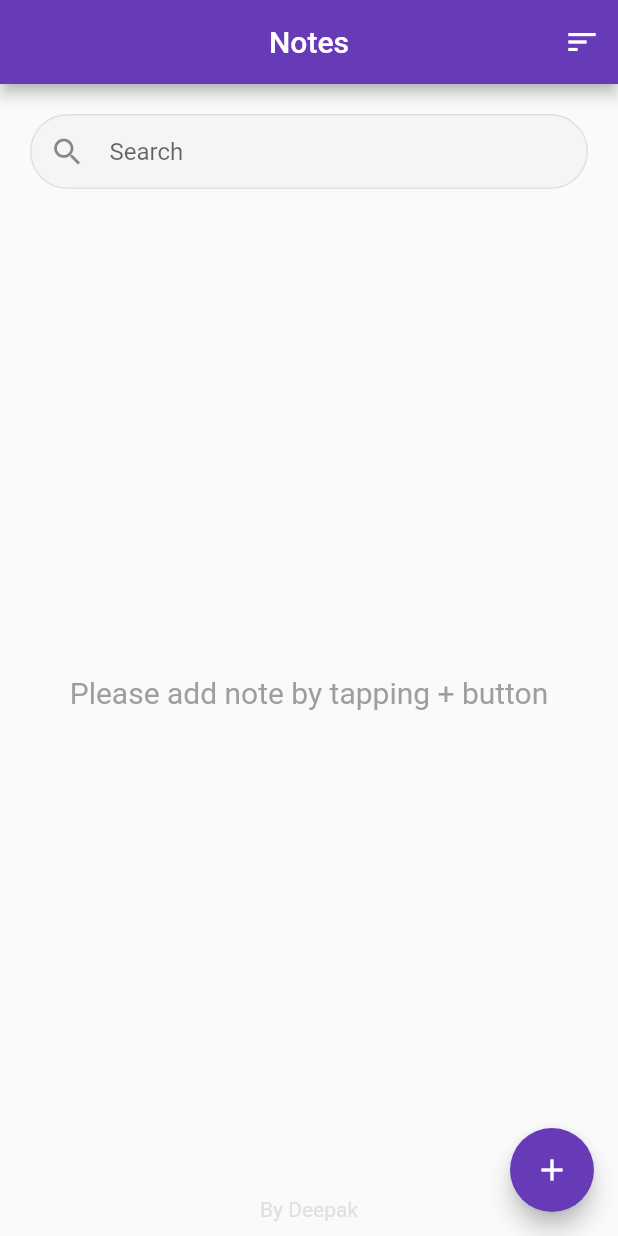
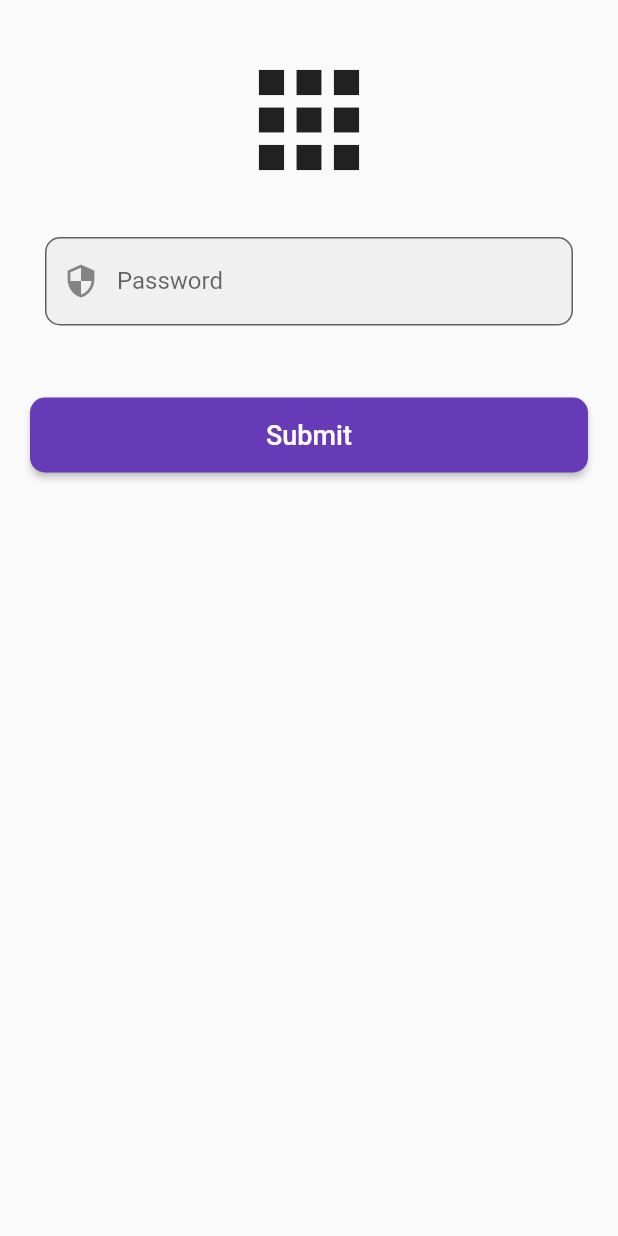
Before and after one commit to deepak945516/Notepad_Flutter, a Flutter app: the screen it shows after launch, on a phone screen of 412 x 824 dp. Run offline on Flutter 3.47's test engine with Material 2 defaults, Android fonts, the phone set to English and light mode, and no system bars; our stand-ins replace fluttertoast, shared_preferences, sqflite; accounts and stored records are empty.

Commit message:
Ishika requirement, lock screen added

```diff
--- a/two_note/lib/main.dart
+++ b/two_note/lib/main.dart
@@ -1,8 +1,15 @@
 import 'package:flutter/material.dart';
 import 'package:flutter/services.dart';
+import 'package:two_note/common/shared_pref.dart';
+import 'package:two_note/ui/screens/lock_screen.dart';
 import 'package:two_note/ui/screens/notes.dart';
 
-void main() {
+String storedPassword = "";
+bool isPasswordValidated = false;
+
+void main() async {
+  WidgetsFlutterBinding.ensureInitialized();
+  storedPassword = await PreferenceData.getStringData("password");
   SystemChrome.setSystemUIOverlayStyle(SystemUiOverlayStyle(
     statusBarColor: Colors.transparent,
   ));
@@ -20,7 +27,7 @@ class MyApp extends StatelessWidget {
       theme: ThemeData(
         primaryColor: Colors.deepPurple,
       ),
-      home: Notes(),
+      home: isPasswordValidated ? Notes() : LockScreen(),
     );
   }
 }
--- /dev/null
+++ b/two_note/lib/ui/screens/lock_screen.dart
@@ -0,0 +1,95 @@
+import 'package:flutter/material.dart';
+import 'package:two_note/main.dart';
+
+class LockScreen extends StatefulWidget {
+  @override
+  _LockScreenState createState() => _LockScreenState();
+}
+
+class _LockScreenState extends State<LockScreen> {
+  var onTapRecognizer;
+  TextEditingController _passwordController = TextEditingController();
+  final _formKey = GlobalKey<FormState>();
+
+  @override
+  Widget build(BuildContext context) {
+    return Scaffold(
+      body: ListView(
+        children: [
+          SizedBox(height: 30),
+          // Logo
+          Center(
+            child: Icon(
+              Icons.apps,
+              size: 100,
+            ),
+          ),
+          SizedBox(height: 20),
+
+          Form(
+            key: _formKey,
+            child: Padding(
+              padding: EdgeInsets.symmetric(vertical: 8.0, horizontal: 30),
+              child: TextFormField(
+                controller: _passwordController,
+                //keyboardType: TextInputType.number,
+                textCapitalization: TextCapitalization.none,
+                textInputAction: TextInputAction.done,
+                autocorrect: false,
+                decoration: InputDecoration(
+                  //fillColor: AppColors.sBg,
+                  filled: true,
+                  prefixIcon: Icon(Icons.security_outlined),
+                  labelText: "Password",
+                  hintText: "Enter your password",
+                  border: OutlineInputBorder(
+                    borderRadius: BorderRadius.circular(
+                      10,
+                    ),
+                  ),
+                ),
+                validator: (password) {
+                  print("Password $password");
+                  print("SPass: $storedPassword");
+                  return password == storedPassword || storedPassword == null
+                      ? null
+                      : "Incorrect password, please try again!";
+                },
+              ),
+            ),
+          ),
+          SizedBox(
+            height: 20,
+          ),
+          // Verify Button
+          Container(
+            margin: EdgeInsets.all(20),
+            child: MaterialButton(
+              color: Theme.of(context).primaryColor,
+              textColor: Colors.white,
+              minWidth: double.infinity,
+              height: 50,
+              shape: RoundedRectangleBorder(
+                borderRadius: BorderRadius.circular(
+                  10,
+                ),
+              ),
+              child: Text(
+                "Submit",
+                style: TextStyle(
+                  fontSize: 18,
+                ),
+              ),
+              onPressed: () {
+                if (_formKey.currentState.validate()) {
+                  isPasswordValidated = true;
+                  main();
+                }
+              },
+            ),
+          ),
+        ],
+      ),
+    );
+  }
+}
--- a/two_note/pubspec.yaml
+++ b/two_note/pubspec.yaml
@@ -47,9 +47,8 @@ flutter:
   uses-material-design: true
 
   # To add assets to your application, add an assets section, like this:
-  # assets:
-  #   - images/a_dot_burr.jpeg
-  #   - images/a_dot_ham.jpeg
+  assets:
+    - lib/asset/
 
   # An image asset can refer to one or more resolution-specific "variants", see
   # https://flutter.dev/assets-and-images/#resolution-aware.
```
Also changed, not shown: two_note/lib/ui/screens/change_password.dart (added, +179 -0 lines), two_note/lib/ui/screens/notes.dart (+48 -0 lines), two_note/lib/asset/ishika.jpg (added), 1 other file.
